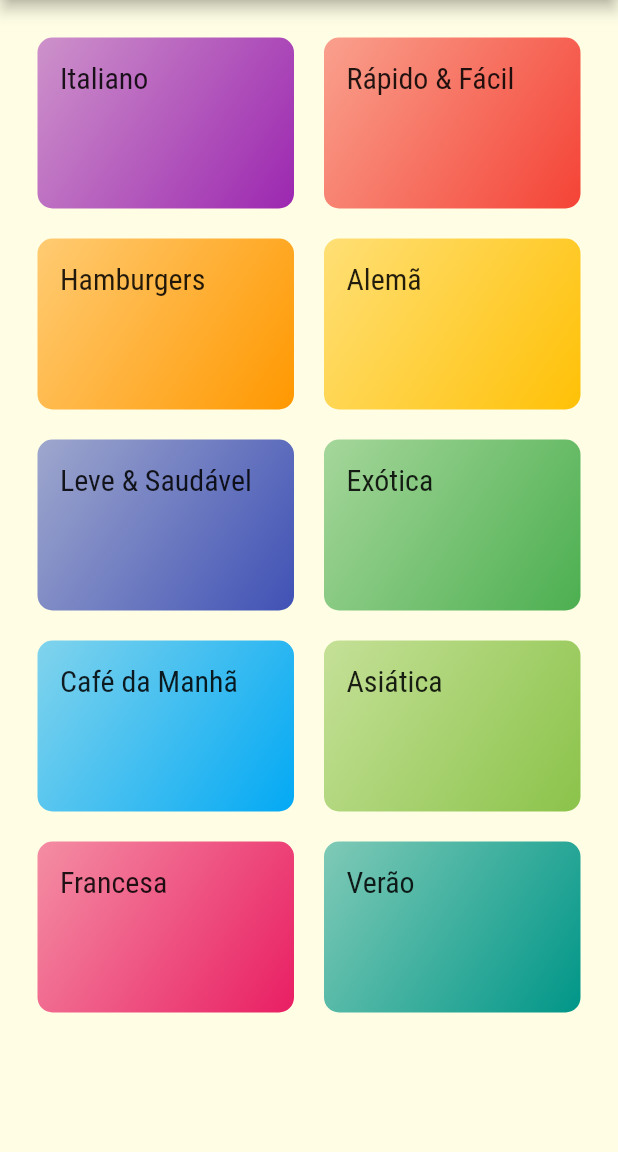
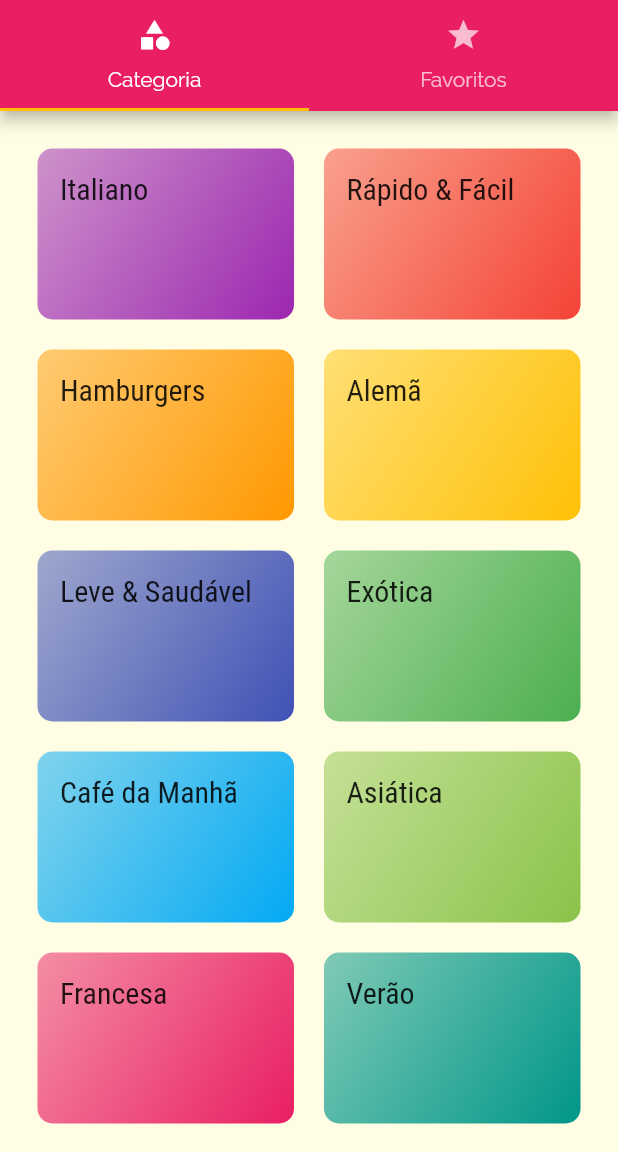
Before and after one commit to tiagosmweb/meals, a Flutter app: the screen it shows after launch, on a phone screen of 412 x 824 dp, the part 84-1236 px from its top. Run offline on Flutter 3.47's test engine with Material 2 defaults, Android fonts, the phone set to English and light mode, and no system bars.

Commit message:
add tabs navegation top

```diff
--- a/lib/main.dart
+++ b/lib/main.dart
@@ -1,5 +1,6 @@
 import 'package:flutter/material.dart';
 import 'screens/meal_details.dart';
+import 'screens/tabs.dart';
 import 'screens/categories.dart';
 import 'screens/categories_meals.dart';
 import 'utils/app_routes.dart';
@@ -25,7 +26,7 @@ class MyApp extends StatelessWidget {
       ),
       // home: CategorieScreen(),
       routes: {
-        AppRoutes.HOME: (ctx) => CategorieScreen(),
+        AppRoutes.HOME: (ctx) => TabsScreen(),
         AppRoutes.CATEGORIES_MEALS: (ctx) => CategoriesMealsScreen(),
         AppRoutes.MEAL_DETAILS: (ctx) => MealDetailsScreen(),
       },
--- a/lib/screens/categories.dart
+++ b/lib/screens/categories.dart
@@ -5,11 +5,7 @@ import '../data/dummy_data.dart';
 class CategorieScreen extends StatelessWidget {
   @override
   Widget build(BuildContext context) {
-    return Scaffold(
-      appBar: AppBar(
-        title: Text('Vamos Cozinhar'),
-      ),
-      body: GridView(
+    return GridView(
       padding: const EdgeInsets.all(25),
       gridDelegate: const SliverGridDelegateWithMaxCrossAxisExtent(
         maxCrossAxisExtent: 200,
@@ -20,7 +16,6 @@ class CategorieScreen extends StatelessWidget {
       children: DUMMY_CATEGORIES.map((cat) {
         return CategoryItem(cat);
       }).toList(),
-      ),
     );
   }
 }
--- /dev/null
+++ b/lib/screens/tabs.dart
@@ -0,0 +1,36 @@
+import 'package:flutter/material.dart';
+import 'package:meals/screens/favorite.dart';
+import 'categories.dart';
+import 'categories_meals.dart';
+
+class TabsScreen extends StatelessWidget {
+  @override
+  Widget build(BuildContext context) {
+    return DefaultTabController(
+      length: 2,
+      child: Scaffold(
+        appBar: AppBar(
+          title: const Text('Vamos Cozinhar'),
+          bottom: TabBar(
+            tabs: [
+              Tab(
+                icon: Icon(Icons.category),
+                text: 'Categoria',
+              ),
+              Tab(
+                icon: Icon(Icons.star),
+                text: 'Favoritos',
+              ),
+            ],
+          ),
+        ),
+        body: TabBarView(
+          children: [
+            CategorieScreen(),
+            FavoriteScreen(),
+          ],
+        ),
+      ),
+    );
+  }
+}
```
Lines whose indentation alone changed are shown as unchanged.
